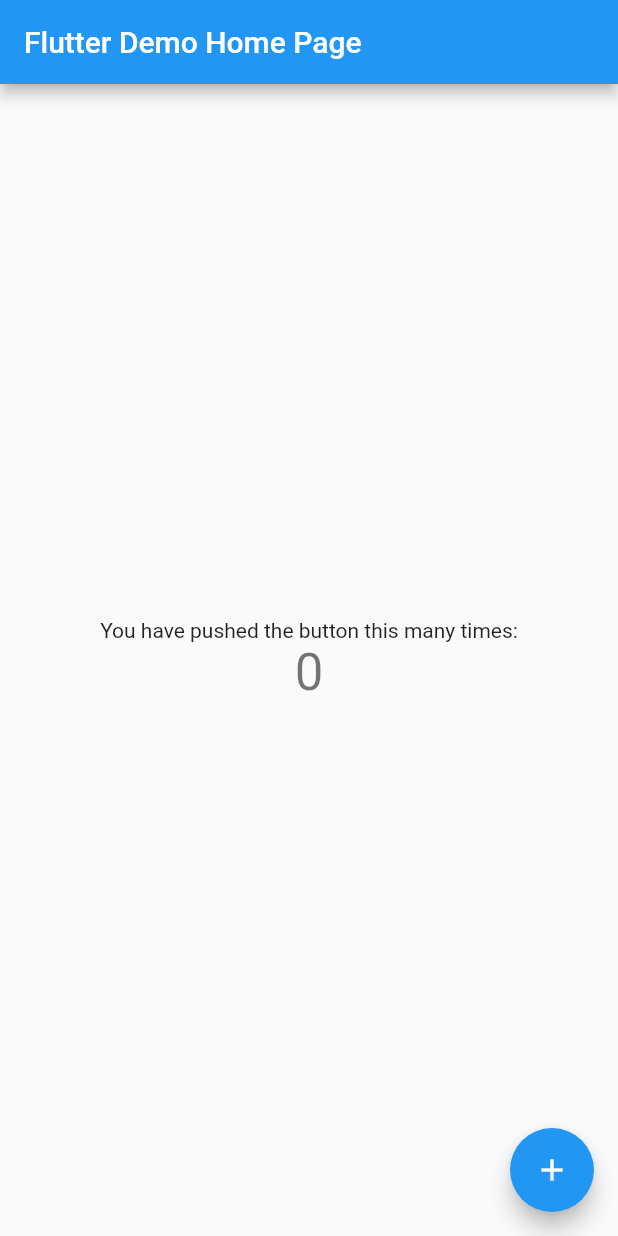
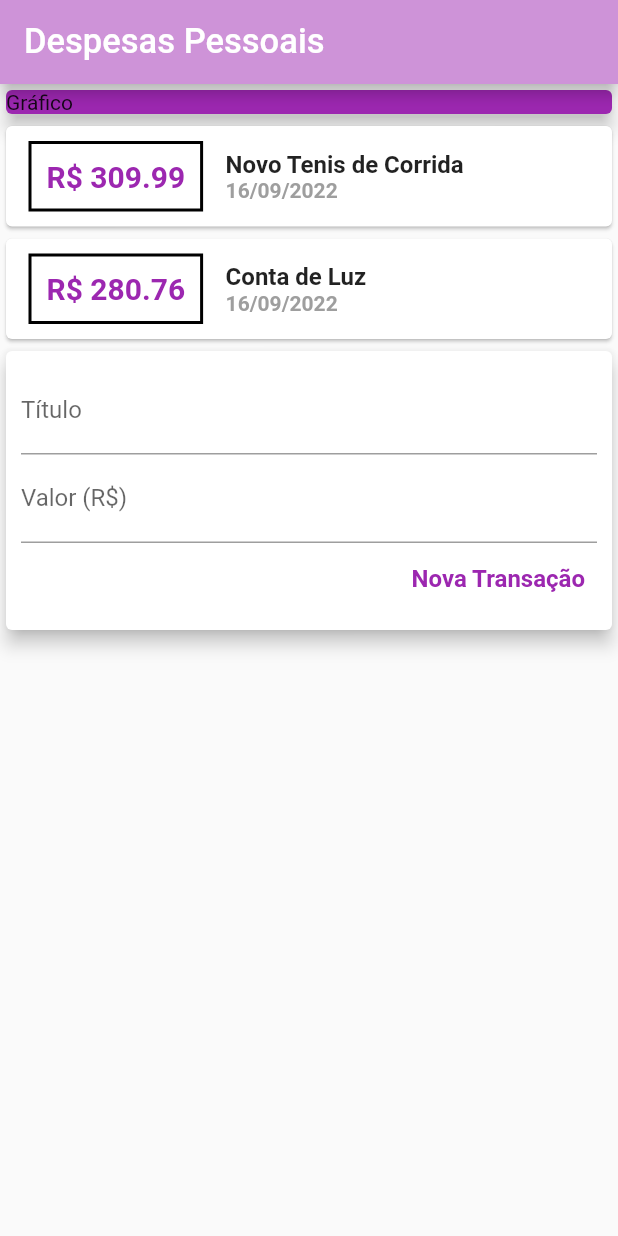
Before and after one commit to ArthurSimoesFerreira/curso-flutter, a Flutter app: the screen it shows after launch, on a phone screen of 412 x 824 dp. Run offline on Flutter 3.47's test engine with Material 2 defaults, Android fonts, the phone set to English and light mode, and no system bars.

Commit message:
Inicio do projeto Expenses  Criação de classe modelo  Estilizacao de texto  Instalação do Pacote INTL no pubspec.yaml  Divisão dos Widgets

```diff
--- /dev/null
+++ b/expenses/lib/components/transaction_form.dart
@@ -0,0 +1,53 @@
+import 'package:flutter/material.dart';
+
+class TransactionForm extends StatelessWidget {
+  final titleController = TextEditingController();
+  final valueController = TextEditingController();
+
+  TransactionForm({super.key});
+
+  @override
+  Widget build(BuildContext context) {
+    return Card(
+      elevation: 5,
+      child: Padding(
+        padding: const EdgeInsets.all(10),
+        child: Column(
+          children: [
+            TextField(
+              controller: titleController,
+              decoration: const InputDecoration(
+                labelText: "Título",
+              ),
+            ),
+            TextField(
+              controller: valueController,
+              decoration: const InputDecoration(
+                labelText: "Valor (R\$)",
+              ),
+            ),
+            Row(
+              mainAxisAlignment: MainAxisAlignment.end,
+              children: [
+                TextButton(
+                  onPressed: () {
+                    print(titleController.text);
+                    print(valueController.text);
+                  },
+                  child: const Text(
+                    "Nova Transação",
+                    style: TextStyle(
+                      fontWeight: FontWeight.bold,
+                      fontSize: 16,
+                      color: Colors.purple,
+                    ),
+                  ),
+                ),
+              ],
+            )
+          ],
+        ),
+      ),
+    );
+  }
+}
--- /dev/null
+++ b/expenses/lib/components/transaction_list.dart
@@ -0,0 +1,62 @@
+import 'package:expenses/models/transaction.dart';
+import 'package:flutter/material.dart';
+import 'package:intl/intl.dart';
+
+class TransactionList extends StatelessWidget {
+  final List<Transaction> transactions;
+  const TransactionList(this.transactions, {super.key});
+
+  @override
+  Widget build(BuildContext context) {
+    return Column(
+      children: <Widget>[
+        ...transactions.map((tr) {
+          return Card(
+            child: Row(children: [
+              Container(
+                margin: const EdgeInsets.symmetric(
+                  horizontal: 15,
+                  vertical: 10,
+                ),
+                decoration: BoxDecoration(
+                  border: Border.all(
+                    color: Colors.black,
+                    width: 2,
+                  ),
+                ),
+                padding: const EdgeInsets.all(10),
+                child: Text(
+                  "R\$ ${tr.value.toStringAsFixed(2)}",
+                  style: const TextStyle(
+                    fontWeight: FontWeight.bold,
+                    fontSize: 20,
+                    color: Colors.purple,
+                  ),
+                ),
+              ),
+              Column(
+                crossAxisAlignment: CrossAxisAlignment.start,
+                children: [
+                  Text(
+                    tr.title,
+                    style: const TextStyle(
+                      fontSize: 16,
+                      fontWeight: FontWeight.bold,
+                    ),
+                  ),
+                  Text(
+                    DateFormat("d/MM/y").format(tr.date),
+                    style: const TextStyle(
+                      fontWeight: FontWeight.bold,
+                      color: Colors.grey,
+                    ),
+                  ),
+                ],
+              ),
+            ]),
+          );
+        }).toList(),
+      ],
+    );
+  }
+}
--- /dev/null
+++ b/expenses/lib/components/transaction_user.dart
@@ -0,0 +1,38 @@
+import 'package:flutter/material.dart';
+import 'transaction_form.dart';
+import 'transaction_list.dart';
+import '../models/transaction.dart';
+
+class TransactionUser extends StatefulWidget {
+  const TransactionUser({super.key});
+
+  @override
+  State<TransactionUser> createState() => _TransactionUserState();
+}
+
+class _TransactionUserState extends State<TransactionUser> {
+  final _transactions = [
+    Transaction(
+      id: "t1",
+      title: "Novo Tenis de Corrida",
+      value: 309.99,
+      date: DateTime.now(),
+    ),
+    Transaction(
+      id: "t2",
+      title: "Conta de Luz",
+      value: 280.76,
+      date: DateTime.now(),
+    ),
+  ];
+
+  @override
+  Widget build(BuildContext context) {
+    return Column(
+      children: [
+        TransactionList(_transactions),
+        TransactionForm(),
+      ],
+    );
+  }
+}
--- a/expenses/lib/main.dart
+++ b/expenses/lib/main.dart
@@ -1,115 +1,47 @@
-import 'package:flutter/material.dart';
+import "package:flutter/material.dart";
+import 'components/transaction_user.dart';
 
-void main() {
-  runApp(const MyApp());
-}
+main() => runApp(ExpensesApp());
 
-class MyApp extends StatelessWidget {
-  const MyApp({super.key});
+class ExpensesApp extends StatelessWidget {
+  const ExpensesApp({super.key});
 
-  // This widget is the root of your application.
   @override
   Widget build(BuildContext context) {
     return MaterialApp(
-      title: 'Flutter Demo',
-      theme: ThemeData(
-        // This is the theme of your application.
-        //
-        // Try running your application with "flutter run". You'll see the
-        // application has a blue toolbar. Then, without quitting the app, try
-        // changing the primarySwatch below to Colors.green and then invoke
-        // "hot reload" (press "r" in the console where you ran "flutter run",
-        // or simply save your changes to "hot reload" in a Flutter IDE).
-        // Notice that the counter didn't reset back to zero; the application
-        // is not restarted.
-        primarySwatch: Colors.blue,
-      ),
-      home: const MyHomePage(title: 'Flutter Demo Home Page'),
+      home: MyHomePage(),
     );
   }
 }
 
-class MyHomePage extends StatefulWidget {
-  const MyHomePage({super.key, required this.title});
-
-  // This widget is the home page of your application. It is stateful, meaning
-  // that it has a State object (defined below) that contains fields that affect
-  // how it looks.
-
-  // This class is the configuration for the state. It holds the values (in this
-  // case the title) provided by the parent (in this case the App widget) and
-  // used by the build method of the State. Fields in a Widget subclass are
-  // always marked "final".
-
-  final String title;
-
-  @override
-  State<MyHomePage> createState() => _MyHomePageState();
-}
-
-class _MyHomePageState extends State<MyHomePage> {
-  int _counter = 0;
-
-  void _incrementCounter() {
-    setState(() {
-      // This call to setState tells the Flutter framework that something has
-      // changed in this State, which causes it to rerun the build method below
-      // so that the display can reflect the updated values. If we changed
-      // _counter without calling setState(), then the build method would not be
-      // called again, and so nothing would appear to happen.
-      _counter++;
-    });
-  }
+class MyHomePage extends StatelessWidget {
+  MyHomePage({super.key});
 
   @override
   Widget build(BuildContext context) {
-    // This method is rerun every time setState is called, for instance as done
-    // by the _incrementCounter method above.
-    //
-    // The Flutter framework has been optimized to make rerunning build methods
-    // fast, so that you can just rebuild anything that needs updating rather
-    // than having to individually change instances of widgets.
     return Scaffold(
       appBar: AppBar(
-        // Here we take the value from the MyHomePage object that was created by
-        // the App.build method, and use it to set our appbar title.
-        title: Text(widget.title),
+        title: const Text(
+          "Despesas Pessoais",
+          style: TextStyle(fontWeight: FontWeight.w500, fontSize: 23),
+        ),
+        //centerTitle: true,
+        backgroundColor: Colors.purple[200],
       ),
-      body: Center(
-        // Center is a layout widget. It takes a single child and positions it
-        // in the middle of the parent.
-        child: Column(
-          // Column is also a layout widget. It takes a list of children and
-          // arranges them vertically. By default, it sizes itself to fit its
-          // children horizontally, and tries to be as tall as its parent.
-          //
-          // Invoke "debug painting" (press "p" in the console, choose the
-          // "Toggle Debug Paint" action from the Flutter Inspector in Android
-          // Studio, or the "Toggle Debug Paint" command in Visual Studio Code)
-          // to see the wireframe for each widget.
-          //
-          // Column has various properties to control how it sizes itself and
-          // how it positions its children. Here we use mainAxisAlignment to
-          // center the children vertically; the main axis here is the vertical
-          // axis because Columns are vertical (the cross axis would be
-          // horizontal).
-          mainAxisAlignment: MainAxisAlignment.center,
-          children: <Widget>[
-            const Text(
-              'You have pushed the button this many times:',
+      body: Column(
+        crossAxisAlignment: CrossAxisAlignment.stretch,
+        children: <Widget>[
+          Container(
+            width: double.infinity,
+            child: const Card(
+              color: Colors.purple,
+              elevation: 5,
+              child: Text("Gráfico"),
             ),
-            Text(
-              '$_counter',
-              style: Theme.of(context).textTheme.headline4,
-            ),
-          ],
-        ),
+          ),
+          TransactionUser(),
+        ],
       ),
-      floatingActionButton: FloatingActionButton(
-        onPressed: _incrementCounter,
-        tooltip: 'Increment',
-        child: const Icon(Icons.add),
-      ), // This trailing comma makes auto-formatting nicer for build methods.
     );
   }
 }
--- /dev/null
+++ b/expenses/lib/models/transaction.dart
@@ -0,0 +1,12 @@
+class Transaction {
+  final String id;
+  final String title;
+  final double value;
+  final DateTime date;
+  Transaction({
+    required this.id,
+    required this.title,
+    required this.value,
+    required this.date,
+  });
+}
--- a/expenses/pubspec.yaml
+++ b/expenses/pubspec.yaml
@@ -31,6 +31,7 @@ environment:
 dependencies:
   flutter:
     sdk: flutter
+  intl: ^0.17.0
 
 
   # The following adds the Cupertino Icons font to your application.
```
Also changed, not shown: expenses/pubspec.lock, 1 other file.
